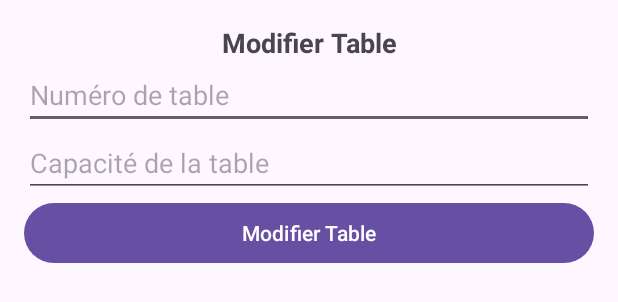
After one commit to Thibauttd/OrderUp, an Android app: the layout dialog_edit_table.xml on its own in the app's theme, with its tools: preview values and no code run, on a phone screen of 412 x 824 dp. The commit adds this screen. Shown: the top 302 px of the screen. Run offline under Robolectric (Android 15) with nearby library versions, the phone set to English and light mode, and no system bars.

Commit message:
ça fonctionne

```diff
--- a/app/src/main/java/com/example/orderup/TableModel.kt
+++ b/app/src/main/java/com/example/orderup/TableModel.kt
@@ -1,6 +1,7 @@
 package com.example.orderup
 
 class TableModel (
+    var key: String= "",
     var numero : String ="", // Utiliser String au lieu de Number
     val capacity : Int = 0,
     val occupied : Boolean = false
--- /dev/null
+++ b/app/src/main/res/layout/dialog_edit_table.xml
@@ -0,0 +1,37 @@
+<!-- res/layout/dialog_edit_table.xml -->
+<LinearLayout
+    xmlns:android="http://schemas.android.com/apk/res/android"
+    android:layout_width="match_parent"
+    android:layout_height="wrap_content"
+    android:orientation="vertical"
+    android:padding="16dp">
+
+    <TextView
+        android:id="@+id/textDialogTitle"
+        android:layout_width="match_parent"
+        android:layout_height="wrap_content"
+        android:text="Modifier Table"
+        android:textSize="18sp"
+        android:textStyle="bold"
+        android:gravity="center"/>
+
+    <EditText
+        android:id="@+id/editTextNumber"
+        android:layout_width="match_parent"
+        android:layout_height="wrap_content"
+        android:hint="Numéro de table"
+        android:inputType="text"/>
+
+    <EditText
+        android:id="@+id/editTextCapacity"
+        android:layout_width="match_parent"
+        android:layout_height="wrap_content"
+        android:hint="Capacité de la table"
+        android:inputType="number"/>
+
+    <Button
+        android:id="@+id/btnUpdateTable"
+        android:layout_width="match_parent"
+        android:layout_height="wrap_content"
+        android:text="Modifier Table"/>
+</LinearLayout>
```
Also changed, not shown: app/src/main/java/com/example/orderup/TableAdaptater.kt (+42 -5 lines), app/src/main/java/com/example/orderup/TableRepository.kt (+20 -4 lines), app/src/main/java/com/example/orderup/TablesActivity.kt (+124 -10 lines), app/src/main/res/layout/dialog_add_table.xml (added, +27 -0 lines).
